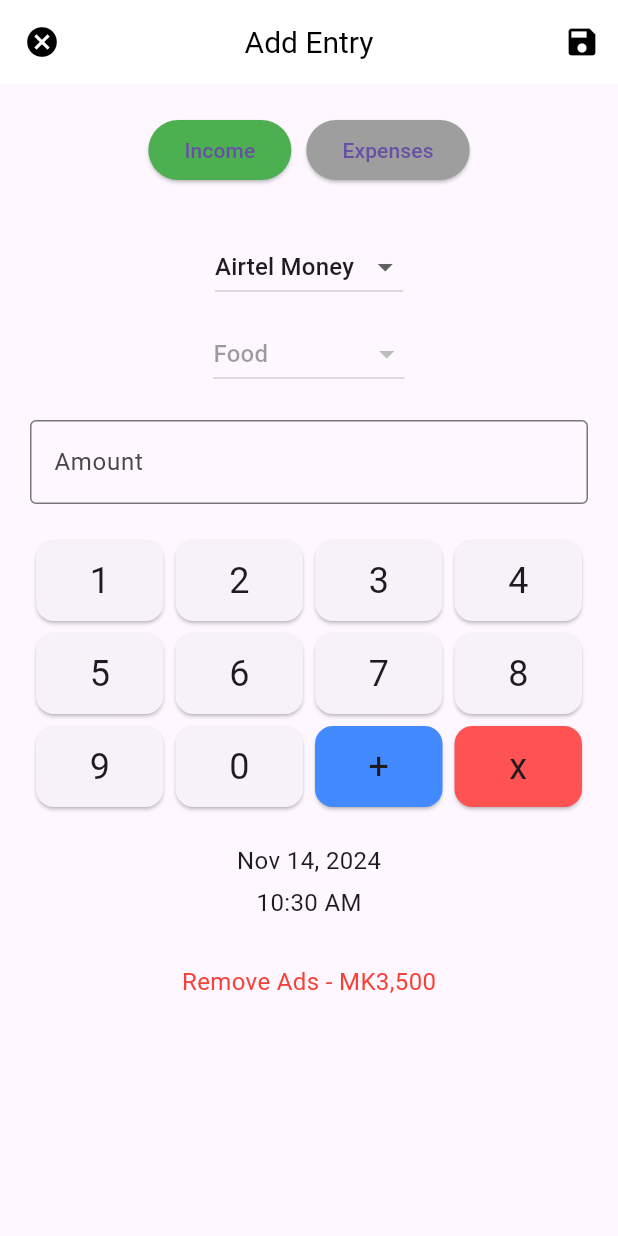
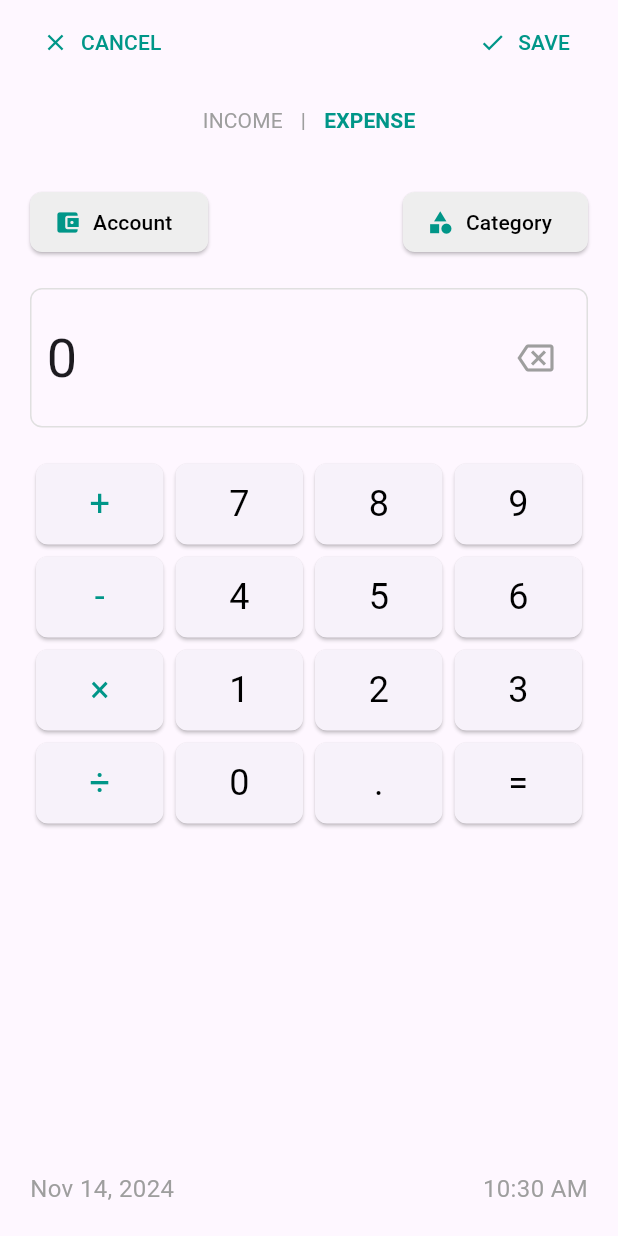
Before and after one commit to bsc-com-31-20/MobileAppDev, a Flutter app: the AddEntryPage screen opened directly, on a phone screen of 412 x 824 dp. Run offline on Flutter 3.47's test engine with Material 3 defaults, Android fonts, the phone set to English and light mode, and no system bars; our stand-ins replace cached_network_image, font_awesome_flutter, google_fonts, image_picker, supabase_flutter; missing offline and left inert: image_picker_platform_interface; accounts and stored records are empty.

Commit message:
modifying calculator and adding the calculator functionality to all pages

```diff
--- a/lib/pages/accounts_page.dart
+++ b/lib/pages/accounts_page.dart
@@ -1,5 +1,6 @@
 import 'package:flutter/material.dart';
 import 'package:supabase_flutter/supabase_flutter.dart';
+import 'add_entry_page.dart'; // Import AddEntryPage
 
 class AccountsPage extends StatefulWidget {
   const AccountsPage({super.key});
@@ -21,9 +22,6 @@ class _AccountsPageState extends State<AccountsPage> {
     _fetchAccountsFromDatabase(); // Fetch accounts from Supabase
   }
 
-  // Fetch accounts from Supabase
-  // Fetch accounts from Supabase
-// Fetch accounts from Supabase
   Future<void> _fetchAccountsFromDatabase() async {
     try {
       final user = Supabase.instance.client.auth.currentUser;
@@ -37,26 +35,22 @@ class _AccountsPageState extends State<AccountsPage> {
 
         if (response.status == 200 && response.data != null) {
           setState(() {
-            // Ensure ignored is false if null
             accounts =
                 List<Map<String, dynamic>>.from(response.data.map((account) {
               return {
                 'type': account['type'],
                 'balance': account['balance'],
-                'ignored':
-                    account['ignored'] ?? false, // Set ignored to false if null
+                'ignored': account['ignored'] ?? false,
               };
             }));
-            _calculateTotalBalance(); // Recalculate total balance after fetching
+            _calculateTotalBalance();
           });
         } else {
           print('Error fetching accounts: ${response.status}');
-          // Handle the error appropriately, such as showing a SnackBar
         }
       }
     } catch (error) {
       print('Unexpected error: $error');
-      // Handle unexpected errors
     }
   }
 
@@ -127,6 +121,16 @@ class _AccountsPageState extends State<AccountsPage> {
             ),
           ],
         ),
+      ),
+      floatingActionButton: FloatingActionButton(
+        onPressed: () {
+          Navigator.push(
+            context,
+            MaterialPageRoute(builder: (context) => AddEntryPage()),
+          );
+        },
+        backgroundColor: Colors.white,
+        child: const Icon(Icons.add, size: 40),
       ),
     );
   }
@@ -203,7 +207,6 @@ class _AccountsPageState extends State<AccountsPage> {
     );
   }
 
-  // Add a new account and save it to the database
   void _showAddAccountDialog(BuildContext context) {
     showDialog(
       context: context,
@@ -223,17 +226,15 @@ class _AccountsPageState extends State<AccountsPage> {
             final user = Supabase.instance.client.auth.currentUser;
 
             if (user != null) {
-              // Save account to the database
               final response =
                   await Supabase.instance.client.from('accounts').insert({
-                'type': type, // Using 'type' instead of 'name'
+                'type': type,
                 'balance': parsedBalance,
                 'user_id': user.id,
               }).execute();
 
               if (response.status != 200) {
                 print('Error adding account: ${response.status}');
-                // Handle error (e.g., show a SnackBar)
               }
             }
           },
@@ -260,22 +261,17 @@ class _AccountsPageState extends State<AccountsPage> {
             final user = Supabase.instance.client.auth.currentUser;
 
             if (user != null) {
-              // Update account in the database
               final response = await Supabase.instance.client
                   .from('accounts')
                   .update({
                     'type': type,
                     'balance': parsedBalance,
                   })
-                  .eq(
-                      'id',
-                      accounts[index]
-                          ['id']) // Use 'id' for record identification
+                  .eq('id', accounts[index]['id'])
                   .execute();
 
               if (response.status != 200) {
                 print('Error updating account: ${response.status}');
-                // Handle error (e.g., show a snackbar)
               }
             }
           },
@@ -505,7 +501,6 @@ class _AddAccountDialogState extends State<AddAccountDialog> {
   }
 }
 
-// Account Details Page with Cross (X) button on the left
 class AccountDetailsPage extends StatelessWidget {
   final String accountName;
   final String balance;
@@ -520,11 +515,11 @@ class AccountDetailsPage extends StatelessWidget {
   Widget build(BuildContext context) {
     return Scaffold(
       appBar: AppBar(
-        automaticallyImplyLeading: false, // Removes default back arrow
+        automaticallyImplyLeading: false,
         leading: IconButton(
           icon: const Icon(Icons.close),
           onPressed: () {
-            Navigator.pop(context); // Go back to the previous screen
+            Navigator.pop(context);
           },
         ),
         title: const Text('Account Details'),
--- a/lib/pages/add_entry_page.dart
+++ b/lib/pages/add_entry_page.dart
@@ -1,5 +1,4 @@
 import 'package:flutter/material.dart';
-import 'package:font_awesome_flutter/font_awesome_flutter.dart';
 import 'package:intl/intl.dart';
 
 class AddEntryPage extends StatefulWidget {
@@ -10,147 +9,149 @@ class AddEntryPage extends StatefulWidget {
 }
 
 class _AddEntryPageState extends State<AddEntryPage> {
-  bool isIncome = true;
-  String selectedAccount = 'Airtel Money';
-  String selectedCategory = 'Food';
-  String amount = '';
-
-  final List<String> accounts = ['Airtel Money', 'Bank Transfer', 'Cash'];
-  final List<String> categories = [
-    'Food',
-    'Transport',
-    'Entertainment',
-    'Utilities'
-  ];
+  bool isIncome = false;
+  String selectedAccount = 'Account';
+  String selectedCategory = 'Category';
+  String amount = '0';
 
   @override
   Widget build(BuildContext context) {
     return Scaffold(
       appBar: AppBar(
-        title: const Text(
-          'Add Entry',
-          style: TextStyle(fontSize: 20, color: Colors.black),
-        ),
-        centerTitle: true,
-        backgroundColor: Colors.white,
+        automaticallyImplyLeading: false, // This removes the default back arrow
+        backgroundColor: Colors.transparent,
         elevation: 0,
-        leading: IconButton(
-          icon: const Icon(Icons.cancel, color: Colors.black),
+        title: Row(
+          mainAxisAlignment: MainAxisAlignment.spaceBetween,
+          children: [
+            TextButton.icon(
               onPressed: () {
                 Navigator.pop(context);
               },
+              icon: const Icon(Icons.close,
+                  color: Colors.teal), // Cross icon for "CANCEL"
+              label: const Text(
+                'CANCEL',
+                style: TextStyle(color: Colors.teal),
               ),
-        actions: [
-          IconButton(
-            icon: const Icon(Icons.save, color: Colors.black),
+            ),
+            TextButton.icon(
               onPressed: () {
                 // Handle save action
               },
+              icon: const Icon(Icons.check,
+                  color: Colors.teal), // Checkmark icon for "SAVE"
+              label: const Text('SAVE', style: TextStyle(color: Colors.teal)),
             ),
           ],
         ),
+      ),
       body: Padding(
-        padding: const EdgeInsets.all(20.0),
+        padding: const EdgeInsets.symmetric(horizontal: 20.0),
         child: Column(
+          crossAxisAlignment: CrossAxisAlignment.center,
           children: [
+            // Toggle Buttons for Income/Expense
             Row(
               mainAxisAlignment: MainAxisAlignment.center,
               children: [
-                ElevatedButton(
-                  style: ElevatedButton.styleFrom(
-                    backgroundColor: isIncome ? Colors.green : Colors.grey,
-                  ),
+                TextButton(
                   onPressed: () {
                     setState(() {
                       isIncome = true;
                     });
                   },
-                  child: const Text('Income'),
+                  child: Text(
+                    'INCOME',
+                    style: TextStyle(
+                      color: isIncome ? Colors.teal : Colors.grey,
+                      fontWeight:
+                          isIncome ? FontWeight.bold : FontWeight.normal,
                     ),
-                const SizedBox(width: 10),
-                ElevatedButton(
-                  style: ElevatedButton.styleFrom(
-                    backgroundColor: !isIncome ? Colors.red : Colors.grey,
                   ),
+                ),
+                const Text('|', style: TextStyle(color: Colors.grey)),
+                TextButton(
                   onPressed: () {
                     setState(() {
                       isIncome = false;
                     });
                   },
-                  child: const Text('Expenses'),
+                  child: Text(
+                    'EXPENSE',
+                    style: TextStyle(
+                      color: !isIncome ? Colors.teal : Colors.grey,
+                      fontWeight:
+                          !isIncome ? FontWeight.bold : FontWeight.normal,
+                    ),
+                  ),
                 ),
               ],
             ),
-            const SizedBox(height: 30),
+            const SizedBox(height: 20),
 
-            // Account and Category selection
-            DropdownButton<String>(
-              value: selectedAccount,
-              items: accounts.map((String account) {
-                return DropdownMenuItem<String>(
-                  value: account,
-                  child: Text(account),
-                );
-              }).toList(),
-              onChanged: (String? newValue) {
+            // Account and Category Buttons
+            Row(
+              mainAxisAlignment: MainAxisAlignment.spaceBetween,
+              children: [
+                _buildButtonWithIcon(Icons.account_balance_wallet, 'Account'),
+                _buildButtonWithIcon(Icons.category, 'Category'),
+              ],
+            ),
+            const SizedBox(height: 20),
+
+            // Amount Display with Clear Button
+            Container(
+              padding: const EdgeInsets.symmetric(vertical: 20, horizontal: 10),
+              decoration: BoxDecoration(
+                border: Border.all(color: Colors.grey.shade300),
+                borderRadius: BorderRadius.circular(8),
+              ),
+              child: Row(
+                mainAxisAlignment: MainAxisAlignment.spaceBetween,
+                children: [
+                  Text(
+                    amount,
+                    style: const TextStyle(fontSize: 36),
+                  ),
+                  IconButton(
+                    icon: const Icon(Icons.backspace_outlined,
+                        color: Colors.grey),
+                    onPressed: () {
                       setState(() {
-                  selectedAccount = newValue!;
+                        if (amount.isNotEmpty) {
+                          amount = amount.length > 1
+                              ? amount.substring(0, amount.length - 1)
+                              : '0';
+                        }
                       });
                     },
                   ),
-            const SizedBox(height: 10),
-            DropdownButton<String>(
-              value: selectedCategory,
-              items: categories.map((String category) {
-                return DropdownMenuItem<String>(
-                  value: category,
-                  child: Text(category),
-                );
-              }).toList(),
-              onChanged: isIncome
-                  ? null
-                  : (String? newValue) {
-                      // Disable if income
-                      setState(() {
-                        selectedCategory = newValue!;
-                      });
-                    },
+                ],
+              ),
             ),
             const SizedBox(height: 20),
 
-            // Text input for amount
-            TextField(
-              decoration: InputDecoration(
-                border: OutlineInputBorder(),
-                labelText: 'Amount',
+            // Calculator Keypad
+            Expanded(
+              child: _buildCalculator(),
             ),
-              controller: TextEditingController(text: amount),
-              readOnly: true,
-            ),
-            const SizedBox(height: 20),
 
-            // Calculator/Amount Input
-            _buildCalculator(),
-            const SizedBox(height: 20),
-
-            // Date and Time Display
+            // Date and Time
+            Padding(
+              padding: const EdgeInsets.only(top: 10, bottom: 20),
+              child: Row(
+                mainAxisAlignment: MainAxisAlignment.spaceBetween,
+                children: [
                   Text(
                     DateFormat('MMM dd, yyyy').format(DateTime.now()),
-              style: const TextStyle(fontSize: 16),
+                    style: const TextStyle(fontSize: 16, color: Colors.grey),
                   ),
-            const SizedBox(height: 5),
                   Text(
                     DateFormat('hh:mm a').format(DateTime.now()),
-              style: const TextStyle(fontSize: 16),
+                    style: const TextStyle(fontSize: 16, color: Colors.grey),
                   ),
-            const SizedBox(height: 30),
-
-            // Remove Ads
-            const Text(
-              'Remove Ads - MK3,500',
-              style: TextStyle(
-                color: Colors.red,
-                fontSize: 16,
+                ],
               ),
             ),
           ],
@@ -159,54 +160,87 @@ class _AddEntryPageState extends State<AddEntryPage> {
     );
   }
 
-  // Widget for calculator layout
+  Widget _buildButtonWithIcon(IconData icon, String label) {
+    return ElevatedButton.icon(
+      icon: Icon(icon, color: Colors.teal),
+      label: Text(label),
+      style: ElevatedButton.styleFrom(
+        backgroundColor: Colors.grey.shade200,
+        foregroundColor: Colors.black,
+        shape: RoundedRectangleBorder(borderRadius: BorderRadius.circular(8)),
+      ),
+      onPressed: () {
+        // Handle button tap
+      },
+    );
+  }
+
+  // Calculator layout
   Widget _buildCalculator() {
-    return GridView.count(
+    const buttonLabels = [
+      '+',
+      '7',
+      '8',
+      '9',
+      '-',
+      '4',
+      '5',
+      '6',
+      '×',
+      '1',
+      '2',
+      '3',
+      '÷',
+      '0',
+      '.',
+      '='
+    ];
+    return GridView.builder(
       shrinkWrap: true,
+      gridDelegate: const SliverGridDelegateWithFixedCrossAxisCount(
         crossAxisCount: 4,
         childAspectRatio: 1.5,
-      children: List.generate(12, (index) {
-        String buttonText;
-        if (index < 9) {
-          buttonText = '${index + 1}';
-        } else if (index == 9) {
-          buttonText = '0';
-        } else if (index == 10) {
-          buttonText = '+';
-        } else {
-          buttonText = 'x'; // Change "-" to "x"
+      ),
+      itemCount: buttonLabels.length,
+      itemBuilder: (context, index) {
+        final label = buttonLabels[index];
+        return _buildCalculatorButton(label);
+      },
+    );
   }
 
+  Widget _buildCalculatorButton(String label) {
     return InkWell(
       onTap: () {
         setState(() {
-              if (buttonText == '+') {
-                // Handle addition logic if needed
-              } else if (buttonText == 'x') {
-                // Delete last character
-                if (amount.isNotEmpty) {
-                  amount = amount.substring(0, amount.length - 1);
-                }
+          if (label == '=') {
+            // Handle calculation (optional: use a package for expression parsing)
+          } else if (label == '÷' ||
+              label == '×' ||
+              label == '-' ||
+              label == '+') {
+            // Handle operators
           } else {
-                amount += buttonText; // Append number to the amount
+            // Append number to amount
+            amount = (amount == '0') ? label : amount + label;
           }
         });
       },
       child: Card(
-            color: index == 10
-                ? Colors.blueAccent
-                : index == 11
-                    ? Colors.redAccent
-                    : null, // Color for operators
+        shape: RoundedRectangleBorder(borderRadius: BorderRadius.circular(8)),
         child: Center(
           child: Text(
-                buttonText,
-                style: const TextStyle(fontSize: 24),
+            label,
+            style: TextStyle(
+              fontSize: 24,
+              color:
+                  (label == '+' || label == '-' || label == '×' || label == '÷')
+                      ? Colors.teal
+                      : Colors.black,
+            ),
           ),
         ),
       ),
     );
-      }),
-    );
   }
 }
--- a/lib/pages/budget_page.dart
+++ b/lib/pages/budget_page.dart
@@ -2,6 +2,7 @@ import 'dart:async';
 import 'package:flutter/material.dart';
 import 'package:provider/provider.dart';
 import 'category_model.dart';
+import 'add_entry_page.dart'; // Added import for AddEntryPage
 
 class BudgetPage extends StatefulWidget {
   const BudgetPage({super.key});
@@ -323,6 +324,16 @@ class _BudgetPageState extends State<BudgetPage> {
           ),
         ),
       ),
+      floatingActionButton: FloatingActionButton(
+        onPressed: () {
+          Navigator.push(
+            context,
+            MaterialPageRoute(builder: (context) => AddEntryPage()),
+          );
+        },
+        backgroundColor: Colors.white,
+        child: const Icon(Icons.add, size: 40),
+      ),
     );
   }
 }
--- a/lib/pages/category_page.dart
+++ b/lib/pages/category_page.dart
@@ -1,6 +1,7 @@
 import 'package:flutter/material.dart';
 import 'package:provider/provider.dart';
 import 'category_model.dart'; // Import the shared CategoryModel
+import 'add_entry_page.dart'; // Import the calculator (AddEntryPage)
 
 class CategoryPage extends StatefulWidget {
   const CategoryPage({super.key});
@@ -66,6 +67,16 @@ class _CategoryPageState extends State<CategoryPage> {
             ],
           ),
         ),
+      ),
+      floatingActionButton: FloatingActionButton(
+        onPressed: () {
+          Navigator.push(
+            context,
+            MaterialPageRoute(builder: (context) => AddEntryPage()),
+          );
+        },
+        backgroundColor: Colors.white,
+        child: const Icon(Icons.add, size: 40),
       ),
     );
   }
```
Also changed, not shown: lib/pages/analysis_page.dart (+3 -8 lines). Lines whose indentation alone changed are shown as unchanged.
